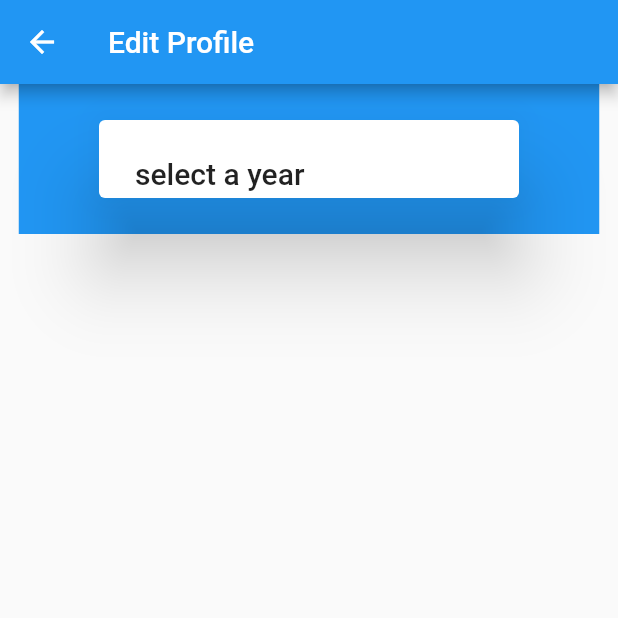
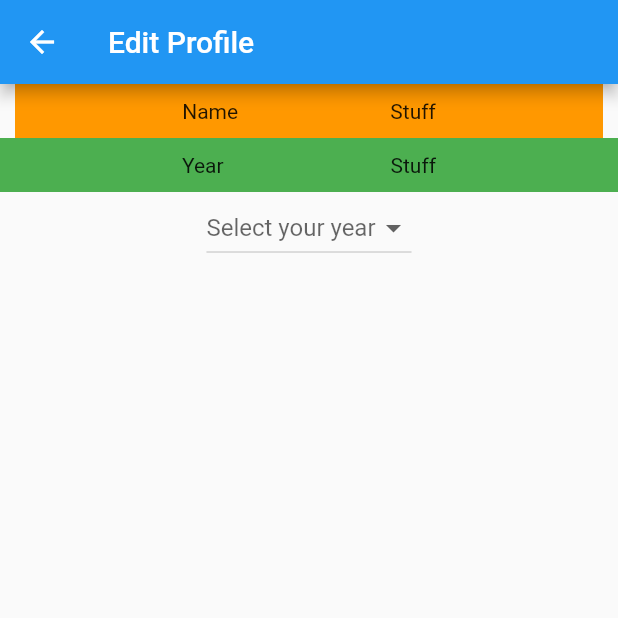
Before and after one commit to seanjmcdonald/flutter_app, a Flutter app: the EditProfile screen opened by its route, on a phone screen of 412 x 824 dp, the top half of it. Run offline on Flutter 3.47's test engine with Material 2 defaults, Android fonts, the phone set to English and light mode, and no system bars; our stand-ins replace cloud_firestore, firebase_auth, firebase_storage, image_picker; accounts and stored records are empty.

Commit message:
worked on menu button a little

```diff
--- a/lib/profilepage.dart
+++ b/lib/profilepage.dart
@@ -144,29 +144,76 @@ class EditProfile extends StatefulWidget {
 }
 
 class _EditProfile extends State<EditProfile> {
+  List<DropdownMenuItem<String>> selectYear = [];
+  String selectedYear;
+
+  loadList(){
+    selectYear.add(DropdownMenuItem(
+      child: Text('Freshman'),
+      value: 'freshman',
+    ));
+    selectYear.add(DropdownMenuItem(
+      child: Text('Sophmore'),
+      value: 'sophmore',
+    ));
+    selectYear.add(DropdownMenuItem(
+      child: Text('Junior'),
+      value: 'junior',
+    ));
+  }
+
+
   @override
   Widget build(BuildContext context) {
-    print('asdads');
+    loadList();
     return Scaffold(
       appBar: AppBar(title: Text('Edit Profile'),
       backgroundColor: Colors.blue,),
-      body: Column(
-        children: <Widget>[
-          Center(
-            child: Container(
-              width: MediaQuery.of(context).size.width-25,
-              height: 100.0,
-              color: Colors.blue,
-              child: SimpleDialog(
-                title: Text('select a year'),
+      body: Form(
+        child: Column(
+          children: <Widget>[
+            Container(
+              alignment: Alignment.center,
+              color: Colors.orange,
+              width: MediaQuery.of(context).size.width-20,
+              padding: EdgeInsets.all(10),
+              child: Row(
+                mainAxisAlignment: MainAxisAlignment.spaceEvenly,
                 children: <Widget>[
-                  Text('sdds'),
-                  Text('sddddddd'),
+                  Text('Name'),
+                  Text('Stuff'),
                 ],
               ),
             ),
-          ),
-        ],
+            Container(
+              alignment: Alignment.center,
+              color: Colors.green,
+              padding: EdgeInsets.all(10),
+              width: MediaQuery.of(context).size.width,
+              child: Row(
+                mainAxisAlignment: MainAxisAlignment.spaceEvenly,
+                children: <Widget>[
+                  Text('Year'),
+                  Text('Stuff'),
+                ],
+              ),
+            ),
+            Container(
+              child: Center(
+              child: DropdownButton(
+                value: selectedYear,
+                hint: selectedYear==null?Text('Select your year'):Text(selectedYear),
+                  items: selectYear, onChanged: (value) {
+                    selectedYear=value;
+                    setState(() {
+
+                    });
+              }
+              ),
+              ),
+            ),
+          ],
+        ),
       ),
     );
   }
```
